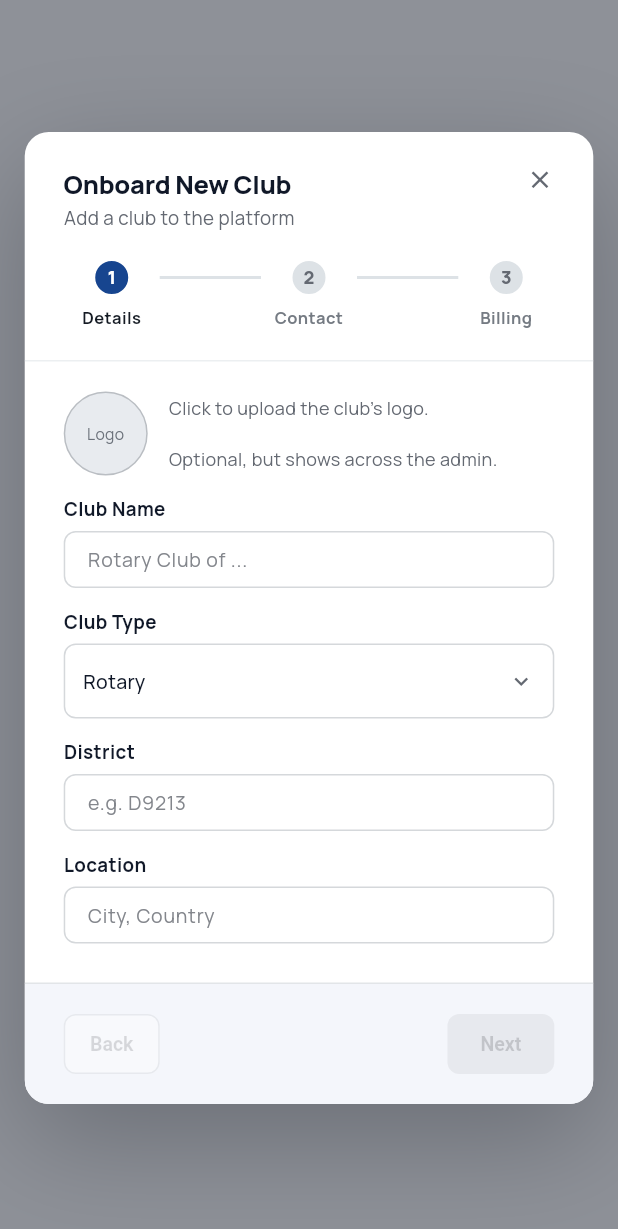
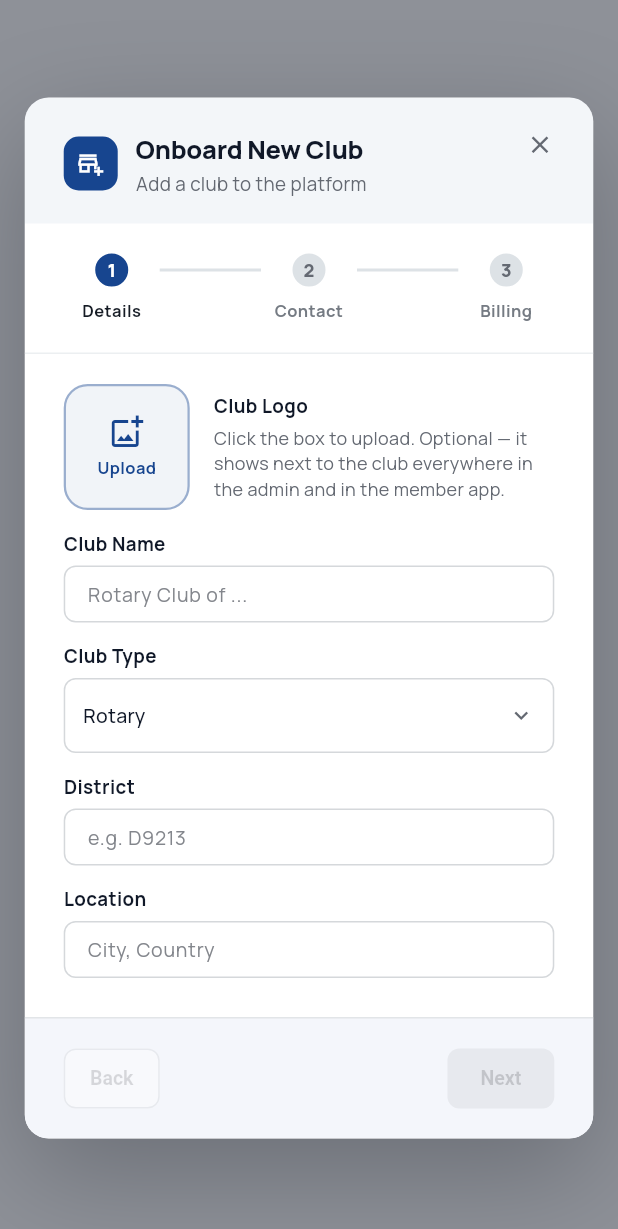
Before and after one commit to kabungapafra/Rotary-Connect-system-admin-, a Flutter app: the NewClubWizard widget shown alone on an empty page, opened directly, on a phone screen of 412 x 824 dp. Shown: the top 1229 px of the screen. Run offline on Flutter 3.47's test engine with Material 3 defaults, Android fonts, the phone set to English and light mode, and no system bars; our stand-ins replace google_fonts, image_picker, qr_flutter, sentry_flutter, web; network calls fail.

Commit message:
Make the club-logo upload obvious in the New Club wizard; enlarge sidebar logo
The logo picker was a 56px grey circle with tiny "Logo" text — easy to
miss entirely, and clubs were being onboarded without logos. It's now a
larger accent-tinted upload box with an icon and "Upload" label, plus a
proper "Club Logo" field label and helper text. The wizard header gets
the same brand treatment (tinted band + icon), completed steps show a
gold check, and the sidebar's Rotary Connect logo grows 64→92px since
it was rendering too small to read.

```diff
--- a/lib/widgets/new_club_wizard.dart
+++ b/lib/widgets/new_club_wizard.dart
@@ -30,18 +30,36 @@ class NewClubWizard extends StatelessWidget {
           mainAxisSize: MainAxisSize.min,
           crossAxisAlignment: CrossAxisAlignment.stretch,
           children: [
-            Padding(
+            Container(
               padding: const EdgeInsets.fromLTRB(26, 22, 26, 18),
+              decoration: BoxDecoration(
+                color: state.accentColor.withValues(alpha: 0.05),
+              ),
               child: Row(
                 mainAxisAlignment: MainAxisAlignment.spaceBetween,
                 crossAxisAlignment: CrossAxisAlignment.start,
                 children: [
-                  const Column(
-                    crossAxisAlignment: CrossAxisAlignment.start,
+                  Row(
                     children: [
-                      Text('Onboard New Club', style: TextStyle(fontSize: 17, fontWeight: FontWeight.w800, letterSpacing: -0.17)),
-                      SizedBox(height: 2),
-                      Text('Add a club to the platform', style: TextStyle(fontSize: 12.5, color: AdminColors.textMuted)),
+                      Container(
+                        width: 36,
+                        height: 36,
+                        decoration: BoxDecoration(
+                          color: state.accentColor,
+                          borderRadius: BorderRadius.circular(10),
+                        ),
+                        alignment: Alignment.center,
+                        child: const Icon(Icons.add_business_outlined, size: 18, color: Colors.white),
+                      ),
+                      const SizedBox(width: 12),
+                      const Column(
+                        crossAxisAlignment: CrossAxisAlignment.start,
+                        children: [
+                          Text('Onboard New Club', style: TextStyle(fontSize: 17, fontWeight: FontWeight.w800, letterSpacing: -0.17)),
+                          SizedBox(height: 2),
+                          Text('Add a club to the platform', style: TextStyle(fontSize: 12.5, color: AdminColors.textMuted)),
+                        ],
+                      ),
                     ],
                   ),
                   GestureDetector(
@@ -52,7 +70,7 @@ class NewClubWizard extends StatelessWidget {
               ),
             ),
             Padding(
-              padding: const EdgeInsets.fromLTRB(26, 0, 26, 20),
+              padding: const EdgeInsets.fromLTRB(26, 18, 26, 20),
               child: _StepIndicator(state: state),
             ),
             Container(
@@ -165,7 +183,11 @@ class _StepDot extends StatelessWidget {
     final done = index < state.wizardStep;
     final active = index == state.wizardStep;
     final isFilled = done || active;
-    final circleBg = isFilled ? state.accentColor : AdminColors.wizardInactiveBar;
+    final circleBg = done
+        ? AdminColors.gold
+        : active
+            ? state.accentColor
+            : AdminColors.wizardInactiveBar;
     final circleColor = isFilled ? Colors.white : AdminColors.textMuted;
     final labelColor = isFilled ? AdminColors.wizardActiveLabel : AdminColors.wizardTodoLabel;
 
@@ -226,12 +248,17 @@ class _LogoPicker extends StatelessWidget {
       child: GestureDetector(
         onTap: _pick,
         child: Container(
-          width: 56,
-          height: 56,
+          width: 84,
+          height: 84,
           decoration: BoxDecoration(
-            color: AdminColors.statsPlaceholderBg,
-            shape: BoxShape.circle,
-            border: Border.all(color: AdminColors.statsDashedBorder, style: BorderStyle.solid),
+            color: state.accentColor.withValues(alpha: 0.06),
+            borderRadius: BorderRadius.circular(16),
+            border: Border.all(
+              color: dataUrl != null
+                  ? AdminColors.borderLight
+                  : state.accentColor.withValues(alpha: 0.4),
+              width: 1.5,
+            ),
           ),
           clipBehavior: Clip.antiAlias,
           alignment: Alignment.center,
@@ -239,13 +266,20 @@ class _LogoPicker extends StatelessWidget {
               ? Image.memory(
                   base64Decode(dataUrl.split(',').last),
                   fit: BoxFit.contain,
-                  width: 56,
-                  height: 56,
+                  width: 84,
+                  height: 84,
                 )
-              : const Text(
-                  'Logo',
-                  textAlign: TextAlign.center,
-                  style: TextStyle(fontSize: 10.5, color: AdminColors.statsPlaceholderText),
+              : Column(
+                  mainAxisSize: MainAxisSize.min,
+                  children: [
+                    Icon(Icons.add_photo_alternate_outlined, size: 24, color: state.accentColor),
+                    const SizedBox(height: 4),
+                    Text(
+                      'Upload',
+                      style: TextStyle(
+                          fontSize: 11, fontWeight: FontWeight.w700, color: state.accentColor),
+                    ),
+                  ],
                 ),
         ),
       ),
@@ -268,11 +302,20 @@ class _StepContent extends StatelessWidget {
               crossAxisAlignment: CrossAxisAlignment.center,
               children: [
                 _LogoPicker(state: state),
-                const SizedBox(width: 14),
+                const SizedBox(width: 16),
                 const Expanded(
-                  child: Text(
-                    "Click to upload the club's logo.\n\nOptional, but shows across the admin.",
-                    style: TextStyle(fontSize: 12, color: AdminColors.textMuted, height: 1.4),
+                  child: Column(
+                    crossAxisAlignment: CrossAxisAlignment.start,
+                    children: [
+                      Text('Club Logo',
+                          style: TextStyle(fontSize: 12.5, fontWeight: FontWeight.w700)),
+                      SizedBox(height: 4),
+                      Text(
+                        'Click the box to upload. Optional — it shows next to the club '
+                        'everywhere in the admin and in the member app.',
+                        style: TextStyle(fontSize: 12, color: AdminColors.textMuted, height: 1.45),
+                      ),
+                    ],
                   ),
                 ),
               ],
--- a/lib/widgets/sidebar.dart
+++ b/lib/widgets/sidebar.dart
@@ -24,10 +24,10 @@ class AdminSidebar extends StatelessWidget {
         children: [
           // Official Rotary Connect logo, used exactly as provided.
           Padding(
-            padding: const EdgeInsets.fromLTRB(8, 2, 8, 6),
+            padding: const EdgeInsets.fromLTRB(4, 0, 4, 4),
             child: Image.asset(
               'assets/images/rotary_connect_logo.png',
-              height: 64,
+              height: 92,
               fit: BoxFit.contain,
             ),
           ),
```
